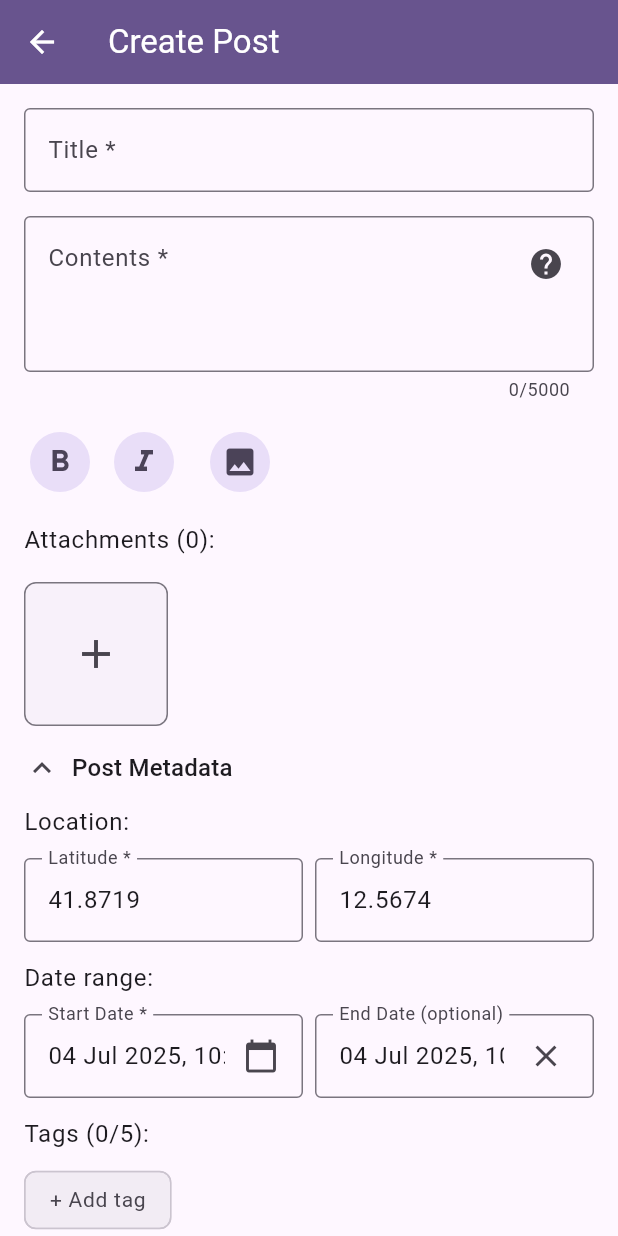
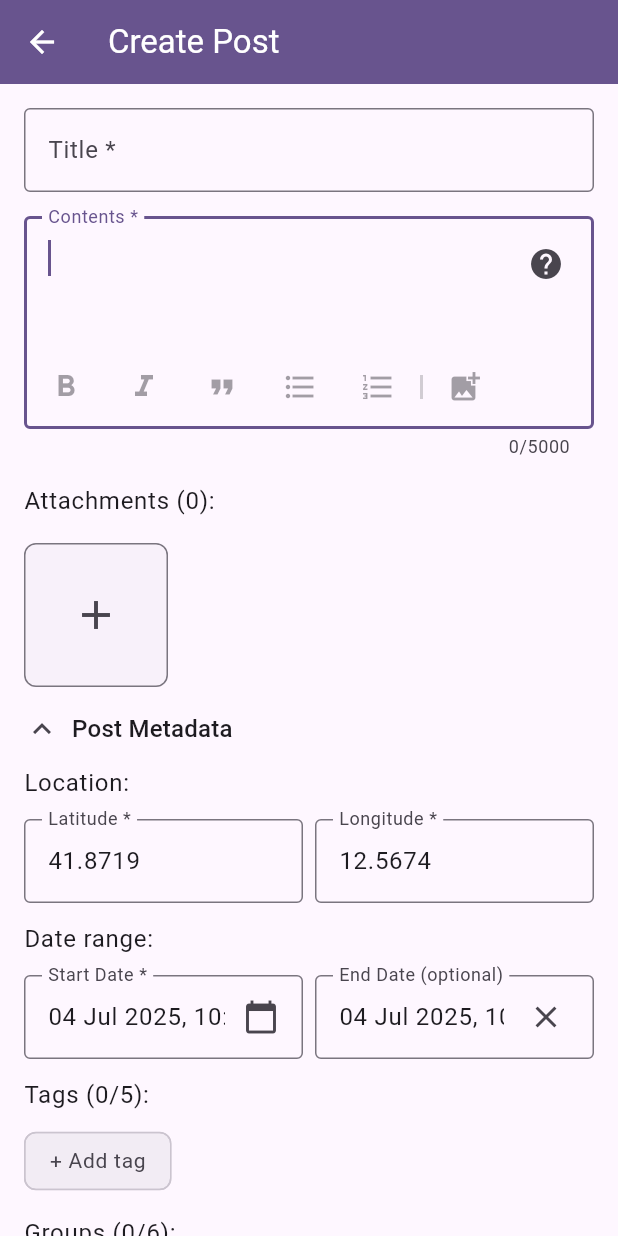
Before and after one commit to Nowaha/assignment_sem6, a Flutter app: the CreatePost screen opened by its route, after a tap on the "format bold" icon, on a phone screen of 412 x 824 dp. Run offline on Flutter 3.47's test engine with Material 3 defaults, Android fonts, the phone set to English and light mode, and no system bars; our stand-ins replace file_picker, flutter_map, go_router, latlong2, share_plus; missing offline and left inert: bcrypt, flutter_map_marker_cluster, markdown_widget, mutex; accounts and stored records are empty; statements that could not run were skipped.

Commit message:
Improve MarkdownEditor buttons

```diff
--- /dev/null
+++ b/lib/extension/textformatting.dart
@@ -0,0 +1,76 @@
+import 'package:flutter/material.dart';
+
+extension TextFormattingExtension on TextEditingController {
+  void addStartOfLines(String prefix) {
+    if (!selection.isValid || selection.isCollapsed) return;
+
+    final lines = selection.textInside(text).split("\n");
+    final hasPrefix = lines.any((line) => line.startsWith(prefix));
+    final newText = lines
+        .map(
+          (line) => hasPrefix ? line.replaceFirst(prefix, "") : prefix + line,
+        )
+        .join("\n");
+
+    value = TextEditingValue(
+      text: selection.textBefore(text) + newText + selection.textAfter(text),
+      selection: TextSelection(
+        baseOffset: selection.start,
+        extentOffset:
+            selection.end +
+            (newText.length - selection.textInside(text).length),
+      ),
+    );
+  }
+
+  void wrapSelection(String left, String right) {
+    if (!selection.isValid || selection.isCollapsed) return;
+
+    final existing = selection.textInside(text);
+    if (existing.startsWith(left) && existing.endsWith(right)) {
+      final newText =
+          selection.textBefore(text) +
+          existing.substring(left.length, existing.length - right.length) +
+          selection.textAfter(text);
+
+      final newSelection = TextSelection(
+        baseOffset: selection.start,
+        extentOffset: selection.end - left.length - right.length,
+      );
+
+      value = TextEditingValue(text: newText, selection: newSelection);
+      return;
+    } else {
+      final newText =
+          selection.textBefore(text) +
+          left +
+          existing +
+          right +
+          selection.textAfter(text);
+
+      final newSelection = TextSelection(
+        baseOffset: selection.start,
+        extentOffset: selection.end + left.length + right.length,
+      );
+
+      value = TextEditingValue(text: newText, selection: newSelection);
+    }
+  }
+
+  void insertImage(
+    String fileName,
+    String fileUUID, {
+    int startingWidth = 300,
+  }) {
+    final imageMarkdown = "![$fileName]($fileUUID|width=$startingWidth)";
+    final newText =
+        selection.textBefore(text) + imageMarkdown + selection.textAfter(text);
+
+    final newSelection = TextSelection(
+      baseOffset: selection.start,
+      extentOffset: selection.end + imageMarkdown.length,
+    );
+
+    value = TextEditingValue(text: newText, selection: newSelection);
+  }
+}
--- a/lib/screens/post/createpost.dart
+++ b/lib/screens/post/createpost.dart
@@ -1,7 +1,6 @@
 import 'package:assignment_sem6/config/posteditmarkdownconfig.dart';
 import 'package:assignment_sem6/data/dao/impl/memoryresourcedao.dart';
 import 'package:assignment_sem6/data/entity/impl/post.dart';
-import 'package:assignment_sem6/data/entity/impl/resource.dart';
 import 'package:assignment_sem6/data/repo/impl/resourcerepositoryimpl.dart';
 import 'package:assignment_sem6/data/service/impl/resourceserviceimpl.dart';
 import 'package:assignment_sem6/data/service/postservice.dart';
@@ -9,7 +8,6 @@ import 'package:assignment_sem6/data/service/resourceservice.dart';
 import 'package:assignment_sem6/mixin/formmixin.dart';
 import 'package:assignment_sem6/screens/post/attachments/attachmentlist.dart';
 import 'package:assignment_sem6/widgets/collapsible/collapsiblewithheader.dart';
-import 'package:assignment_sem6/widgets/filepickerbutton.dart';
 import 'package:assignment_sem6/widgets/input/dateselector.dart';
 import 'package:assignment_sem6/widgets/input/groupinput.dart';
 import 'package:assignment_sem6/widgets/input/text/markdowneditor.dart';
@@ -19,7 +17,6 @@ import 'package:assignment_sem6/util/validation.dart';
 import 'package:assignment_sem6/widgets/loadingiconbutton.dart';
 import 'package:assignment_sem6/widgets/screen.dart';
 import 'package:assignment_sem6/widgets/input/chiplistinput.dart';
-import 'package:file_picker/file_picker.dart';
 import 'package:flutter/material.dart';
 import 'package:go_router/go_router.dart';
 import 'package:latlong2/latlong.dart';
@@ -157,50 +154,13 @@ class _CreatePostState extends State<CreatePost> with FormMixin {
               constraints: BoxConstraints(maxHeight: 300),
               child: MarkdownEditor(
                 controller: _contentsController,
+                resourceService: localResourceService,
                 label: "Contents *",
                 enabled: !loading,
                 errorText: getError(_contentsController),
                 onChanged: (_) => clearError(_contentsController),
                 maxLength: Validation.maxPostContentsLength,
               ),
-            ),
-
-            Row(
-              spacing: 8,
-              children: [
-                IconButton.filledTonal(
-                  onPressed: () {},
-                  icon: Icon(Icons.format_bold),
-                  tooltip: "Bold",
-                ),
-                IconButton.filledTonal(
-                  onPressed: () {},
-                  icon: Icon(Icons.format_italic),
-                  tooltip: "Italic",
-                ),
-                SizedBox(),
-                FilePickerButton(
-                  fileType: FileType.image,
-                  type: FilePickerButtonType.iconTonal,
-                  child: Icon(Icons.image),
-                  onFilePicked: (bytes, fileName) async {
-                    final fileExtension =
-                        fileName.split(".").last.toLowerCase();
-                    final resource = Resource.create(
-                      type: ResourceType.image,
-                      name: fileName.replaceAll(".$fileExtension", ""),
-                      originalExtension: fileExtension,
-                      data: bytes,
-                    );
-                    await localResourceService.addResource(resource);
-
-                    setState(() {
-                      _contentsController.text +=
-                          "\n![$fileName](${resource.uuid}|width=300)";
-                    });
-                  },
-                ),
-              ],
             ),
 
             Text(
--- a/lib/widgets/comment/writecomment.dart
+++ b/lib/widgets/comment/writecomment.dart
@@ -105,6 +105,7 @@ class _WriteCommentState extends State<WriteComment> {
           constraints: BoxConstraints(maxHeight: 200),
           child: MarkdownEditor(
             controller: _controller,
+            resourceService: _localResourceService,
             label: "Write a comment",
             maxLength: Validation.maxCommentLength,
             errorText: errorText,
--- /dev/null
+++ b/lib/widgets/input/text/editorcontrols.dart
@@ -0,0 +1,92 @@
+import 'package:assignment_sem6/extension/textformatting.dart';
+import 'package:flutter/material.dart';
+
+class EditorControls extends StatefulWidget {
+  final FocusNode textFocusNode;
+  final TextEditingController textController;
+  final VoidCallback? openImageSelector;
+  final bool enabled;
+
+  const EditorControls({
+    super.key,
+    required this.textFocusNode,
+    required this.textController,
+    this.openImageSelector,
+    this.enabled = true,
+  });
+
+  @override
+  State<EditorControls> createState() => _EditorControlsState();
+}
+
+class _EditorControlsState extends State<EditorControls> {
+  bool _hovered = false;
+
+  void _wrap(String char) {
+    if (!widget.enabled) return;
+    widget.textController.wrapSelection(char, char);
+    widget.textFocusNode.requestFocus();
+  }
+
+  void _prefix(String prefix) {
+    if (!widget.enabled) return;
+    widget.textController.addStartOfLines(prefix);
+    widget.textFocusNode.requestFocus();
+  }
+
+  @override
+  Widget build(BuildContext context) {
+    final bool anyMultiMedia = widget.openImageSelector != null;
+
+    return MouseRegion(
+      onEnter: (_) => setState(() => _hovered = true),
+      onExit: (_) => setState(() => _hovered = false),
+      child: AnimatedOpacity(
+        duration: Duration(milliseconds: 100),
+        opacity: _hovered ? 1.0 : 0.5,
+        child: Row(
+          spacing: 4.0,
+          children: [
+            IconButton(
+              icon: Icon(Icons.format_bold),
+              tooltip: "Bold (Ctrl/Cmd + B)",
+              onPressed: () => _wrap("**"),
+            ),
+            IconButton(
+              icon: Icon(Icons.format_italic),
+              tooltip: "Italicize (Ctrl/Cmd + I)",
+              onPressed: () => _wrap("*"),
+            ),
+            IconButton(
+              icon: Icon(Icons.format_quote),
+              tooltip: "Blockquote",
+              onPressed: () => _prefix("> "),
+            ),
+            IconButton(
+              icon: Icon(Icons.format_list_bulleted),
+              tooltip: "Bullet List",
+              onPressed: () => _prefix("- "),
+            ),
+            IconButton(
+              icon: Icon(Icons.format_list_numbered),
+              tooltip: "Numbered List",
+              onPressed: () => _prefix("1. "),
+            ),
+            if (anyMultiMedia)
+              Container(
+                color: Theme.of(context).colorScheme.onSurface.withAlpha(100),
+                width: 2.0,
+                height: 16.0,
+              ),
+            if (widget.openImageSelector != null)
+              IconButton(
+                icon: Icon(Icons.add_photo_alternate),
+                tooltip: "Add image",
+                onPressed: widget.openImageSelector!,
+              ),
+          ],
+        ),
+      ),
+    );
+  }
+}
--- a/lib/widgets/input/text/markdowneditor.dart
+++ b/lib/widgets/input/text/markdowneditor.dart
@@ -1,10 +1,16 @@
+import 'package:assignment_sem6/data/service/resourceservice.dart';
+import 'package:assignment_sem6/extension/textformatting.dart';
 import 'package:assignment_sem6/screens/post/markdownhelp.dart';
+import 'package:assignment_sem6/util/fileutil.dart';
+import 'package:assignment_sem6/widgets/input/text/editorcontrols.dart';
 import 'package:assignment_sem6/widgets/input/text/textinput.dart';
+import 'package:file_picker/file_picker.dart';
 import 'package:flutter/material.dart';
 import 'package:flutter/services.dart' hide TextInput;
 
 class MarkdownEditor extends StatefulWidget {
   final TextEditingController controller;
+  final ResourceService resourceService;
   final String label;
   final bool enabled;
   final String? errorText;
@@ -14,6 +20,7 @@ class MarkdownEditor extends StatefulWidget {
 
   const MarkdownEditor({
     super.key,
+    required this.resourceService,
     required this.controller,
     required this.label,
     this.enabled = true,
@@ -28,48 +35,17 @@ class MarkdownEditor extends StatefulWidget {
 }
 
 class _MarkdownEditorState extends State<MarkdownEditor> {
-  void _wrapSelection(String left, String right) {
-    final text = widget.controller.text;
-    final selection = widget.controller.selection;
+  final FocusNode _focusNode = FocusNode();
 
-    if (!selection.isValid || selection.isCollapsed) return;
+  void _pickImage() async {
+    if (!widget.enabled) return;
 
-    final existing = selection.textInside(text);
-    if (existing.startsWith(left) && existing.endsWith(right)) {
-      final newText =
-          selection.textBefore(text) +
-          existing.substring(left.length, existing.length - right.length) +
-          selection.textAfter(text);
-
-      final newSelection = TextSelection(
-        baseOffset: selection.start,
-        extentOffset: selection.end - left.length - right.length,
-      );
-
-      widget.controller.value = TextEditingValue(
-        text: newText,
-        selection: newSelection,
-      );
-      return;
+    final resource = await FileUtil.pickFileAsResource(FileType.image);
+    if (resource != null) {
+      await widget.resourceService.addResource(resource);
+      widget.controller.insertImage(resource.name, resource.uuid);
+      _focusNode.requestFocus();
     }
-
-    final selectedText = selection.textInside(text);
-    final newText =
-        selection.textBefore(text) +
-        left +
-        selectedText +
-        right +
-        selection.textAfter(text);
-
-    final newSelection = TextSelection(
-      baseOffset: selection.start,
-      extentOffset: selection.end + left.length + right.length,
-    );
-
-    widget.controller.value = TextEditingValue(
-      text: newText,
-      selection: newSelection,
-    );
   }
 
   @override
@@ -91,18 +67,19 @@ class _MarkdownEditorState extends State<MarkdownEditor> {
             actions: {
               ItalicizeIntent: CallbackAction(
                 onInvoke: (e) {
-                  _wrapSelection("*", "*");
+                  widget.controller.wrapSelection("*", "*");
                   return null;
                 },
               ),
               BoldIntent: CallbackAction(
                 onInvoke: (e) {
-                  _wrapSelection("**", "**");
+                  widget.controller.wrapSelection("**", "**");
                   return null;
                 },
               ),
             },
             child: TextInput(
+              focusNode: _focusNode,
               controller: widget.controller,
               label: widget.label,
               enabled: widget.enabled,
@@ -112,6 +89,12 @@ class _MarkdownEditorState extends State<MarkdownEditor> {
               maxLines: null,
               maxLength: widget.maxLength,
               showCounter: widget.showCounter,
+              padding: EdgeInsets.only(
+                top: 16.0,
+                right: 12.0,
+                bottom: 54.0,
+                left: 12.0,
+              ),
             ),
           ),
         ),
@@ -136,6 +119,15 @@ class _MarkdownEditorState extends State<MarkdownEditor> {
             ),
           ),
         ),
+        Positioned(
+          left: 4.0,
+          bottom: 24.0,
+          child: EditorControls(
+            textFocusNode: _focusNode,
+            textController: widget.controller,
+            openImageSelector: _pickImage,
+          ),
+        ),
       ],
     );
   }
--- a/lib/widgets/input/text/textinput.dart
+++ b/lib/widgets/input/text/textinput.dart
@@ -3,6 +3,7 @@ import 'package:flutter/material.dart';
 import 'package:flutter/services.dart';
 
 class TextInput extends StatefulWidget {
+  final FocusNode? focusNode;
   final String label;
   final String? errorText;
   final TextEditingController? controller;
@@ -18,9 +19,11 @@ class TextInput extends StatefulWidget {
   final bool? showCounter;
   final ValueChanged<String>? onSubmitted;
   final bool autoFocus;
+  final EdgeInsets? padding;
 
   const TextInput({
     super.key,
+    this.focusNode,
     required this.label,
     this.errorText,
     this.controller,
@@ -36,6 +39,7 @@ class TextInput extends StatefulWidget {
     this.showCounter = false,
     this.onSubmitted,
     this.autoFocus = false,
+    this.padding,
   });
 
   @override
@@ -76,6 +80,7 @@ class _TextInputState extends State<TextInput> {
     }
 
     return TextField(
+      focusNode: widget.focusNode,
       controller: widget.controller,
       onChanged: widget.onChanged,
       enabled: widget.enabled,
@@ -94,6 +99,7 @@ class _TextInputState extends State<TextInput> {
         border: OutlineInputBorder(),
         errorText: widget.errorText,
         label: Text(widget.label),
+        contentPadding: widget.padding,
         floatingLabelAlignment: FloatingLabelAlignment.start,
         alignLabelWithHint: true,
         counterText: widget.showCounter == true ? null : "",
```
Also changed, not shown: lib/util/fileutil.dart (+20 -0 lines).
